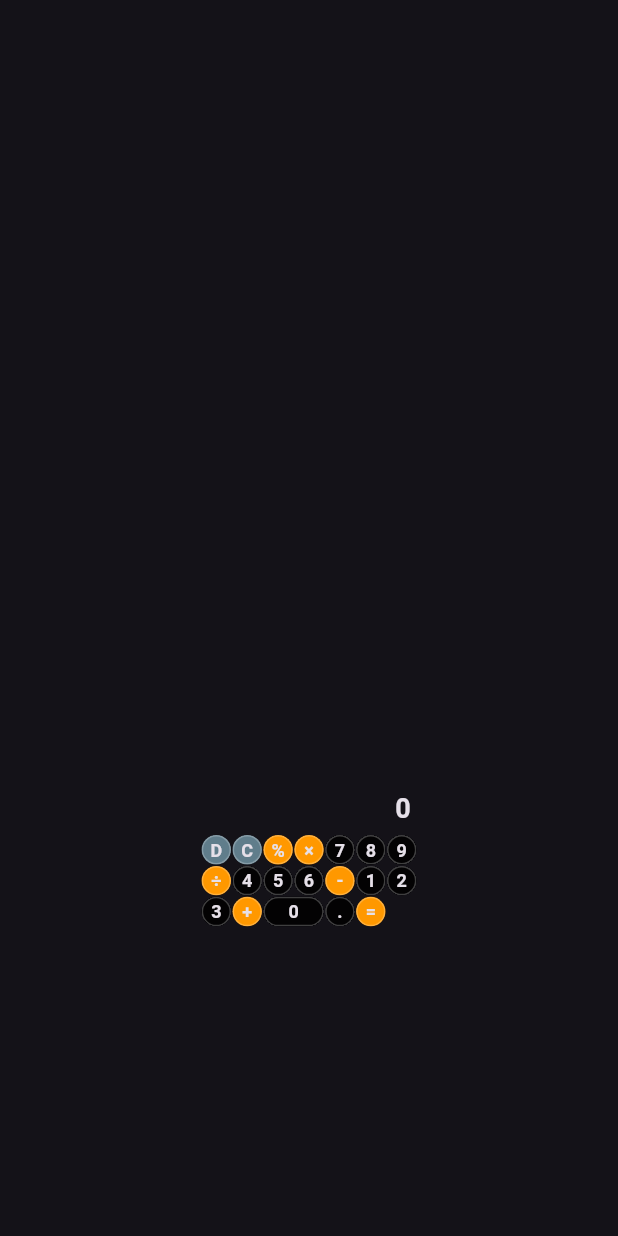
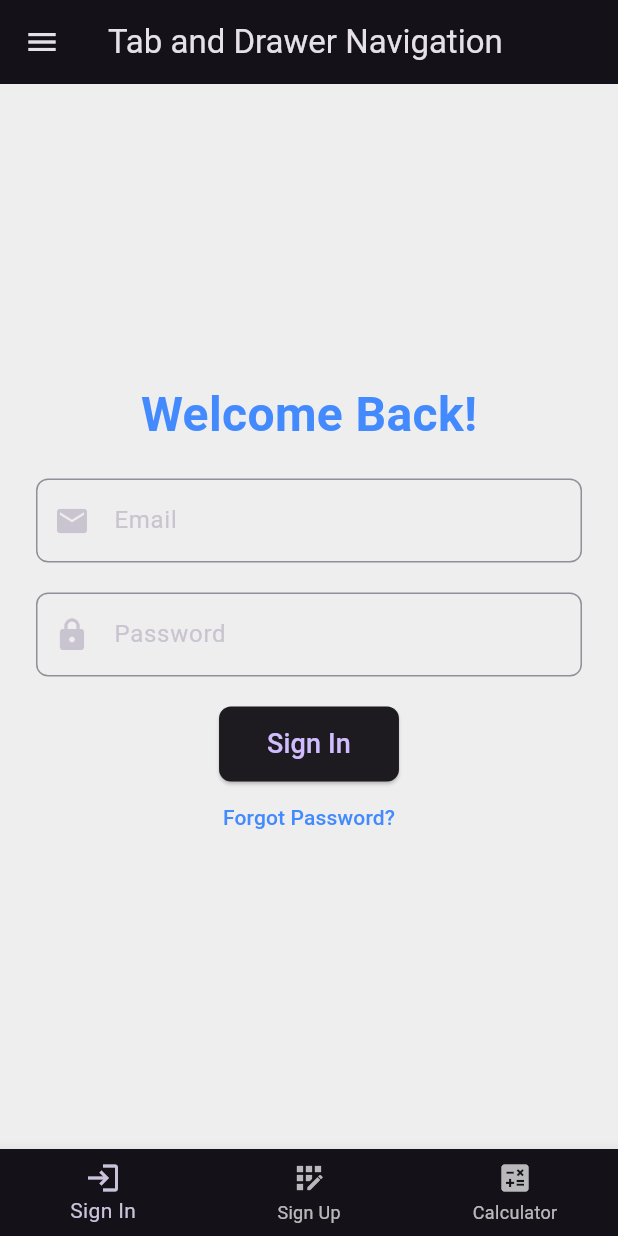
Before and after one commit to mantoinette/simple_calculator, a Flutter app: the screen it shows after launch, on a phone screen of 412 x 824 dp. Run offline on Flutter 3.47's test engine with Material 3 defaults, Android fonts, the phone set to English and light mode, and no system bars.

Commit message:
Add signin_screen.dart

```diff
--- a/lib/calculator_screen.dart
+++ b/lib/calculator_screen.dart
@@ -1,8 +1,8 @@
+import 'package:flutter/material.dart';
 import 'package:calculator/button_values.dart';
-import 'package:flutter/material.dart';
 
 class CalculatorScreen extends StatefulWidget {
-  const CalculatorScreen({super.key});
+  const CalculatorScreen({Key? key}) : super(key: key);
 
   @override
   State<CalculatorScreen> createState() => _CalculatorScreenState();
@@ -16,38 +16,53 @@ class _CalculatorScreenState extends State<CalculatorScreen> {
   @override
   Widget build(BuildContext context) {
     final screenSize = MediaQuery.of(context).size;
-    final double buttonSize = screenSize.width / 20; // Further reduced button size
+    final double buttonSize = screenSize.width / 20;
 
     return Scaffold(
+      backgroundColor: Colors.grey[200],
       body: SafeArea(
         bottom: false,
         child: Center(
           child: Container(
-            width: screenSize.width * 0.35, // Further reduce the overall container width
-            height: screenSize.height * 0.5, // Further reduce the overall container height
+            width: screenSize.width * 0.4,
+            height: screenSize.height * 0.6,
+            decoration: BoxDecoration(
+              color: Colors.white,
+              borderRadius: BorderRadius.circular(16),
+              boxShadow: [
+                BoxShadow(
+                  color: Colors.grey.withOpacity(0.5),
+                  spreadRadius: 2,
+                  blurRadius: 5,
+                  offset: const Offset(0, 3),
+                ),
+              ],
+            ),
+            padding: const EdgeInsets.all(16),
             child: Column(
-              mainAxisAlignment: MainAxisAlignment.center, // Center the calculator vertically
+              crossAxisAlignment: CrossAxisAlignment.end,
               children: [
-                // Display output
                 Expanded(
                   child: SingleChildScrollView(
                     reverse: true,
-                    child: Container(
-                      alignment: Alignment.bottomRight,
-                      padding: const EdgeInsets.all(4), // Further reduced padding
                     child: Text(
                       "$number1$operand$number2".isEmpty ? "0" : "$number1$operand$number2",
-                        style: const TextStyle(fontSize: 18, fontWeight: FontWeight.bold), // Further reduced font size
+                      style: const TextStyle(fontSize: 36, fontWeight: FontWeight.bold),
                       textAlign: TextAlign.end,
                     ),
                   ),
                 ),
-                ),
-                // Buttons
+                const SizedBox(height: 16),
                 Wrap(
+                  spacing: 10,
+                  runSpacing: 10,
                   children: Btn.buttonValues.map((value) {
-                    final width = value == Btn.n0 ? buttonSize * 2 : buttonSize;
-                    return SizedBox(width: width, height: buttonSize, child: buildButton(value));
+                    final width = value == Btn.n0 ? buttonSize * 2 + 10 : buttonSize;
+                    return SizedBox(
+                      width: width,
+                      height: buttonSize,
+                      child: buildButton(value),
+                    );
                   }).toList(),
                 ),
               ],
@@ -59,29 +74,20 @@ class _CalculatorScreenState extends State<CalculatorScreen> {
   }
 
   Widget buildButton(String value) {
-    return Padding(
-      padding: const EdgeInsets.all(0.5), // Further reduced padding
-      child: Material(
+    return MaterialButton(
+      onPressed: () => onBtnTap(value),
       color: getBtnColor(value),
-        clipBehavior: Clip.hardEdge,
-        shape: OutlineInputBorder(
-          borderSide: const BorderSide(color: Colors.white24),
-          borderRadius: BorderRadius.circular(25), // Adjusted border radius
+      textColor: Colors.white,
+      shape: RoundedRectangleBorder(
+        borderRadius: BorderRadius.circular(10),
       ),
-        child: InkWell(
-          onTap: () => onBtnTap(value),
-          child: Center(
       child: Text(
         value,
-              style: const TextStyle(fontWeight: FontWeight.bold, fontSize: 12), // Further reduced font size
-            ),
-          ),
-        ),
+        style: const TextStyle(fontSize: 24),
       ),
     );
   }
 
-  // Handle button tap
   void onBtnTap(String value) {
     if (value == Btn.del) {
       delete();
@@ -92,11 +98,10 @@ class _CalculatorScreenState extends State<CalculatorScreen> {
     } else if (value == Btn.calculate) {
       calculate();
     } else {
-      appendValue(value);
+      appendValue(value); // Calling the appendValue method here
     }
   }
 
-  // Calculate the result
   void calculate() {
     if (number1.isEmpty || operand.isEmpty || number2.isEmpty) return;
 
@@ -120,13 +125,12 @@ class _CalculatorScreenState extends State<CalculatorScreen> {
     }
 
     setState(() {
-      number1 = result.toStringAsPrecision(3).replaceAll(RegExp(r'\.0$'), '');
+      number1 = result.toStringAsFixed(2); // Adjusted to show two decimal places
       operand = "";
       number2 = "";
     });
   }
 
-  // Convert to percentage
   void convertToPercentage() {
     if (number1.isNotEmpty && operand.isNotEmpty && number2.isNotEmpty) {
       calculate();
@@ -142,7 +146,6 @@ class _CalculatorScreenState extends State<CalculatorScreen> {
     });
   }
 
-  // Clear all input
   void clearAll() {
     setState(() {
       number1 = "";
@@ -151,7 +154,6 @@ class _CalculatorScreenState extends State<CalculatorScreen> {
     });
   }
 
-  // Delete last character
   void delete() {
     setState(() {
       if (number2.isNotEmpty) {
@@ -164,7 +166,6 @@ class _CalculatorScreenState extends State<CalculatorScreen> {
     });
   }
 
-  // Append value to the appropriate variable
   void appendValue(String value) {
     if (value != Btn.dot && int.tryParse(value) == null) {
       if (operand.isNotEmpty && number2.isNotEmpty) calculate();
@@ -182,7 +183,6 @@ class _CalculatorScreenState extends State<CalculatorScreen> {
     setState(() {});
   }
 
-  // Get button color based on value
   Color getBtnColor(String value) {
     if ([Btn.del, Btn.clr].contains(value)) {
       return Colors.blueGrey;
--- a/lib/main.dart
+++ b/lib/main.dart
@@ -1,6 +1,9 @@
 import 'package:flutter/material.dart';
 
 import 'calculator_screen.dart';
+import 'signin_screen.dart';
+import 'signup_screen.dart';
+
 void main() {
   runApp(const MyApp());
 }
@@ -11,9 +14,110 @@ class MyApp extends StatelessWidget {
   @override
   Widget build(BuildContext context) {
     return MaterialApp(
-      title: 'Calculator',
-      theme:ThemeData.dark(),
-      home: const CalculatorScreen(),
+      title: 'Tab and Drawer Navigation',
+      theme: ThemeData.dark(),
+      home: const MainScreen(),
     );
   }
 }
+
+class MainScreen extends StatefulWidget {
+  const MainScreen({super.key});
+
+  @override
+  _MainScreenState createState() => _MainScreenState();
+}
+
+class _MainScreenState extends State<MainScreen> {
+  int _currentIndex = 0;
+  final List<Widget> _screens = [
+    const SignInScreen(),
+    const SignUpScreen(),
+    const CalculatorScreen(),
+  ];
+
+  @override
+  Widget build(BuildContext context) {
+    return Scaffold(
+      appBar: AppBar(
+        title: const Text('Tab and Drawer Navigation'),
+      ),
+      drawer: _buildDrawer(),
+      body: _screens[_currentIndex],
+      bottomNavigationBar: BottomNavigationBar(
+        currentIndex: _currentIndex,
+        onTap: (index) {
+          setState(() {
+            _currentIndex = index;
+          });
+        },
+        items: const [
+          BottomNavigationBarItem(
+            icon: Icon(Icons.login),
+            label: 'Sign In',
+          ),
+          BottomNavigationBarItem(
+            icon: Icon(Icons.app_registration),
+            label: 'Sign Up',
+          ),
+          BottomNavigationBarItem(
+            icon: Icon(Icons.calculate),
+            label: 'Calculator',
+          ),
+        ],
+      ),
+    );
+  }
+
+  Widget _buildDrawer() {
+    return Drawer(
+      child: ListView(
+        padding: EdgeInsets.zero,
+        children: <Widget>[
+          const DrawerHeader(
+            decoration: BoxDecoration(
+              color: Colors.blue,
+            ),
+            child: Text(
+              'Navigation Drawer',
+              style: TextStyle(
+                color: Colors.white,
+                fontSize: 24,
+              ),
+            ),
+          ),
+          ListTile(
+            leading: const Icon(Icons.login),
+            title: const Text('Sign In'),
+            onTap: () {
+              Navigator.pop(context);
+              setState(() {
+                _currentIndex = 0;
+              });
+            },
+          ),
+          ListTile(
+            leading: const Icon(Icons.app_registration),
+            title: const Text('Sign Up'),
+            onTap: () {
+              Navigator.pop(context);
+              setState(() {
+                _currentIndex = 1;
+              });
+            },
+          ),
+          ListTile(
+            leading: const Icon(Icons.calculate),
+            title: const Text('Calculator'),
+            onTap: () {
+              Navigator.pop(context);
+              setState(() {
+                _currentIndex = 2;
+              });
+            },
+          ),
+        ],
+      ),
+    );
+  }
+}
--- /dev/null
+++ b/lib/signin_screen.dart
@@ -0,0 +1,70 @@
+import 'package:flutter/material.dart';
+
+class SignInScreen extends StatelessWidget {
+  const SignInScreen({super.key});
+
+  @override
+  Widget build(BuildContext context) {
+    return Scaffold(
+      backgroundColor: Colors.grey[200],
+      body: Center(
+        child: Padding(
+          padding: const EdgeInsets.all(24.0),
+          child: Column(
+            mainAxisAlignment: MainAxisAlignment.center,
+            children: [
+              const Text(
+                'Welcome Back!',
+                style: TextStyle(
+                  fontSize: 32,
+                  fontWeight: FontWeight.bold,
+                  color: Colors.blueAccent,
+                ),
+              ),
+              const SizedBox(height: 20),
+              TextField(
+                decoration: InputDecoration(
+                  labelText: 'Email',
+                  prefixIcon: const Icon(Icons.email),
+                  border: OutlineInputBorder(
+                    borderRadius: BorderRadius.circular(8),
+                  ),
+                ),
+              ),
+              const SizedBox(height: 20),
+              TextField(
+                decoration: InputDecoration(
+                  labelText: 'Password',
+                  prefixIcon: const Icon(Icons.lock),
+                  border: OutlineInputBorder(
+                    borderRadius: BorderRadius.circular(8),
+                  ),
+                ),
+                obscureText: true,
+              ),
+              const SizedBox(height: 20),
+              ElevatedButton(
+                onPressed: () {
+                  // Handle sign in
+                },
+                style: ElevatedButton.styleFrom(
+                  padding: const EdgeInsets.symmetric(vertical: 12, horizontal: 32),
+                  shape: RoundedRectangleBorder(
+                    borderRadius: BorderRadius.circular(8),
+                  ),
+                ),
+                child: const Text('Sign In', style: TextStyle(fontSize: 18)),
+              ),
+              TextButton(
+                onPressed: () {
+                  // Handle forgot password
+                },
+                child: const Text('Forgot Password?', style: TextStyle(color: Colors.blueAccent)),
+              ),
+            ],
+          ),
+        ),
+      ),
+    );
+  }
+}
```
Also changed, not shown: lib/button_values.dart (+4 -4 lines), lib/signup_screen.dart (added, +85 -0 lines). Lines whose indentation alone changed are shown as unchanged.
